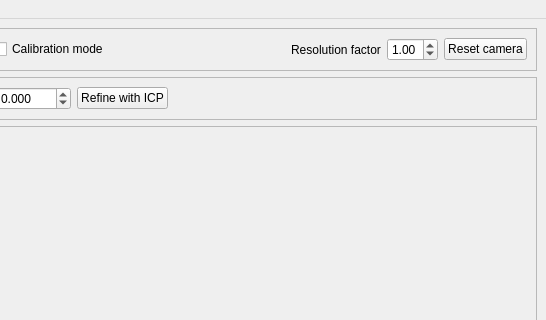
First picture: the form in multikinect/View3dWindow.ui, repository rgbdemo/rgbdemo, before the edit; both pictures show x 529 to 1075 and y 0 to 320 of the 1075 by 600 pixel window.
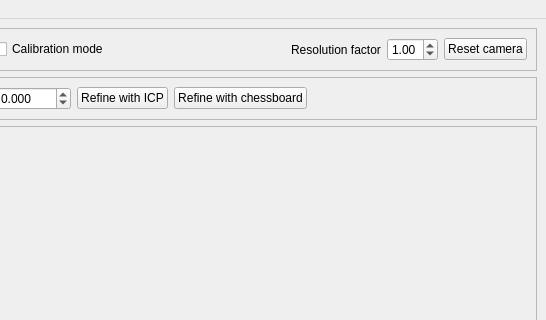
Second picture: the form after the edit. Custom widgets are drawn as their Qt base class.

```diff
--- a/multikinect/View3dWindow.ui
+++ b/multikinect/View3dWindow.ui
@@ -273,6 +273,13 @@
          </property>
         </widget>
        </item>
+       <item>
+        <widget class="QPushButton" name="refineWithChessboardButton">
+         <property name="text">
+          <string>Refine with chessboard</string>
+         </property>
+        </widget>
+       </item>
        <item>
         <spacer name="horizontalSpacer_2">
          <property name="orientation">
```
